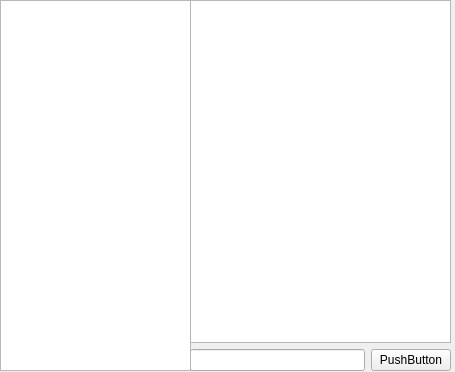
songdaoxiaoxiong/chatsystem, file former_qt/chatclientui.ui: the form before one commit.
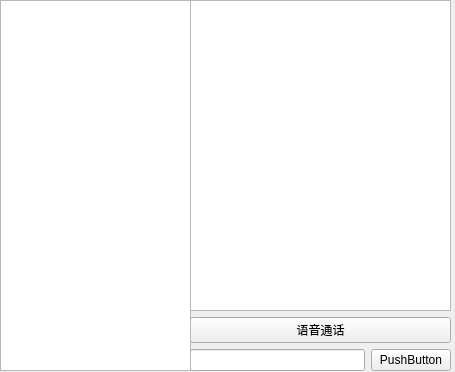
The form after the commit.

```diff
--- a/former_qt/chatclientui.ui
+++ b/former_qt/chatclientui.ui
@@ -29,6 +29,13 @@
     <item>
      <widget class="QTextEdit" name="textEdit"/>
     </item>
+    <item>
+     <widget class="QPushButton" name="pushButton_2">
+      <property name="text">
+       <string>语音通话</string>
+      </property>
+     </widget>
+    </item>
     <item>
      <layout class="QHBoxLayout" name="horizontalLayout">
       <item>
```
